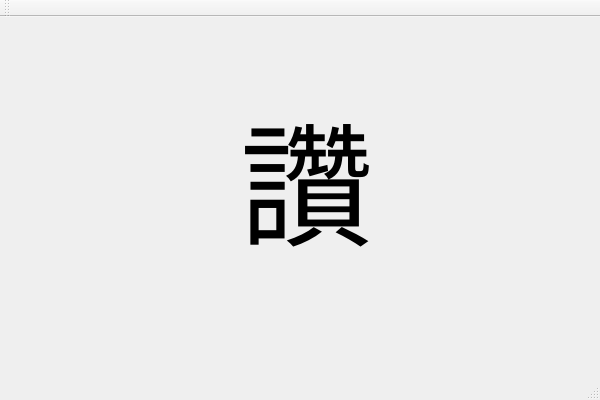
Old version of the form QtGuiApplication1/QtGuiApplication1/QtGuiApplication1.ui in the repository chibiya/work_flow_test_2.
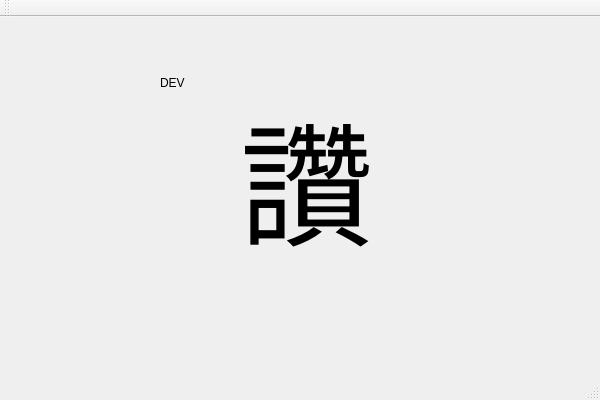
New version of the form.

Commit message: add DEV label

Patch:
```diff
--- a/QtGuiApplication1/QtGuiApplication1/QtGuiApplication1.ui
+++ b/QtGuiApplication1/QtGuiApplication1/QtGuiApplication1.ui
@@ -32,6 +32,19 @@
      <string>讚</string>
     </property>
    </widget>
+   <widget class="QLabel" name="label_2">
+    <property name="geometry">
+     <rect>
+      <x>160</x>
+      <y>60</y>
+      <width>47</width>
+      <height>12</height>
+     </rect>
+    </property>
+    <property name="text">
+     <string>DEV</string>
+    </property>
+   </widget>
   </widget>
   <widget class="QMenuBar" name="menuBar">
    <property name="geometry">
```
